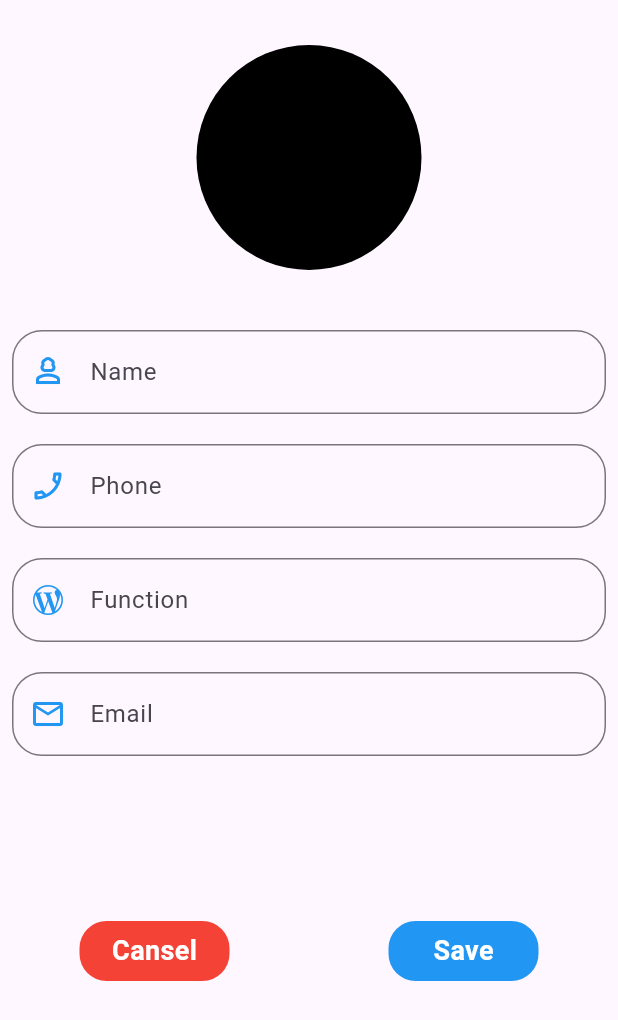
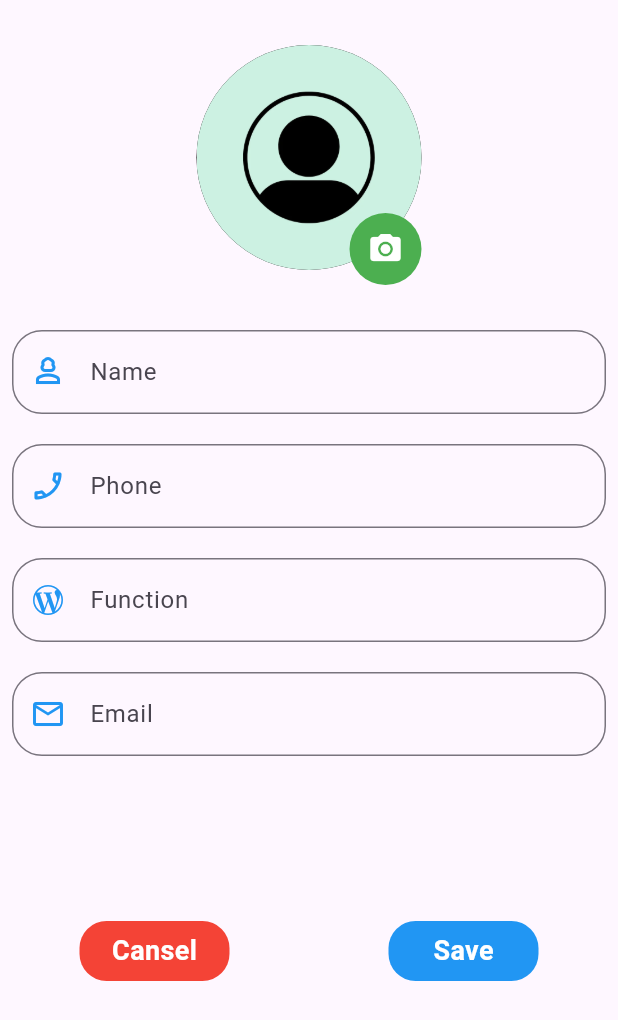
Before and after one commit to mustfa-magdy-mohamed-nasr/contact_app, a Flutter app: the screen it shows after launch, after a tap on the "add" icon, on a phone screen of 412 x 824 dp. Shown: the top 1020 px of the screen. Run offline on Flutter 3.47's test engine with Material 3 defaults, Android fonts, the phone set to English and light mode, and no system bars; our stand-ins replace bloc, flutter_bloc, flutter_slidable, hive, hive_flutter, image_picker and 1 more; accounts and stored records are empty.

```diff
--- a/lib/views/add_contact/widgets/add_image.dart
+++ b/lib/views/add_contact/widgets/add_image.dart
@@ -28,7 +28,7 @@ class _AddImageState extends State<AddImage> {
 
   Future<void> _getImageFromGallery() async {
     final XFile? pickedFile =
-        await ImagePicker().pickImage(source: ImageSource.camera);
+        await ImagePicker().pickImage(source: ImageSource.gallery);
 
     if (pickedFile != null) {
       setState(() {
@@ -42,25 +42,93 @@ class _AddImageState extends State<AddImage> {
   Widget build(BuildContext context) {
     return GestureDetector(
       onTap: () {
-        _getImageFromGallery();
+        _showImagePickerOptions();
       },
       child: Padding(
         padding: const EdgeInsets.all(30),
-        child: Container(
+        child: Stack(
+          clipBehavior: Clip.none,
+          children: [
+            Container(
               width: 150,
               height: 150,
               decoration: BoxDecoration(
                 color: Colors.black,
+                image: DecorationImage(
                   image: _currentImagePath != null
-                ? DecorationImage(
-                    image: FileImage(File(_currentImagePath!)),
+                      ? FileImage(File(_currentImagePath!))
+                      : const AssetImage('assets/avater.webp')
+                          as ImageProvider<Object>, // Explicit cast
                   fit: BoxFit.cover,
-                  )
-                : null,
+                ),
                 borderRadius: BorderRadius.circular(300),
               ),
+            ),
+            Positioned(
+              bottom: -10,
+              right: 0,
+              child: Container(
+                decoration: BoxDecoration(
+                    color: Colors.green,
+                    borderRadius: BorderRadius.circular(34)),
+                child: IconButton(
+                  onPressed: () {
+                    _showImagePickerOptions();
+                  },
+                  icon: const Icon(
+                    Icons.camera_alt,
+                    color: Colors.white,
+                  ),
+                ),
+              ),
+            ),
+          ],
         ),
       ),
     );
   }
+
+  void _showImagePickerOptions() {
+    showModalBottomSheet<void>(
+      context: context,
+      builder: (BuildContext context) {
+        return SizedBox(
+          height: 150,
+          child: Column(
+            mainAxisAlignment: MainAxisAlignment.center,
+            children: <Widget>[
+              ListTile(
+                leading: const Icon(Icons.photo_library),
+                title: const Text('Select from gallery'),
+                onTap: () {
+                  Navigator.pop(context);
+                  _getImageFromGallery();
+                },
+              ),
+              ListTile(
+                leading: const Icon(Icons.camera_alt),
+                title: const Text('Take a picture'),
+                onTap: () {
+                  Navigator.pop(context);
+                  _getImageFromCamera();
+                },
+              ),
+            ],
+          ),
+        );
+      },
+    );
   }
+
+  Future<void> _getImageFromCamera() async {
+    final XFile? pickedFile =
+        await ImagePicker().pickImage(source: ImageSource.camera);
+
+    if (pickedFile != null) {
+      setState(() {
+        _currentImagePath = pickedFile.path;
+      });
+      widget.onImageSelected(pickedFile.path);
+    }
+  }
+}
--- a/lib/views/contact_view/widgets/custom_app_par.dart
+++ b/lib/views/contact_view/widgets/custom_app_par.dart
@@ -1,32 +1,45 @@
 import 'package:flutter/material.dart';
 
 class CustomAppBar extends StatelessWidget {
-  const CustomAppBar({
-    super.key,
-  });
+  const CustomAppBar({super.key});
+
+  Color _getColorForIndex(int index) {
+    List<Color> colors = [
+      Colors.red,
+      Colors.blue,
+      Colors.green,
+      Colors.orange,
+      Colors.purple,
+      const Color.fromARGB(255, 150, 137, 20),
+      Colors.teal,
+      Colors.pink,
+      Colors.indigo,
+      Colors.cyan,
+    ];
+
+    return colors[index % colors.length];
+  }
 
   @override
   Widget build(BuildContext context) {
-    return const Row(
+    return Row(
+      mainAxisAlignment: MainAxisAlignment.center,
       children: [
-        Icon(
-          Icons.short_text_outlined,
-          color: Colors.blue,
+        RichText(
+          text: TextSpan(
+            children: [
+              for (int i = 0; i < 'El Fasafees'.length; i++)
+                TextSpan(
+                  text: 'El Fasafees'[i],
+                  style: TextStyle(
+                    color: _getColorForIndex(i),
+                    fontWeight: FontWeight.w900,
+                    fontSize: 34,
+                  ),
+                ),
+            ],
+          ),
         ),
-        Spacer(
-          flex: 1,
-        ),
-        Text(
-          'El Fasafees',
-          style: TextStyle(fontWeight: FontWeight.bold, fontSize: 24),
-        ),
-        Spacer(
-          flex: 1,
-        ),
-        Icon(
-          Icons.search,
-          color: Colors.blue,
-        )
       ],
     );
   }
--- a/lib/views/edit_view/widget/edie_view_body.dart
+++ b/lib/views/edit_view/widget/edie_view_body.dart
@@ -15,7 +15,7 @@ class EditViewBody extends StatelessWidget {
       children: [
         Column(
           crossAxisAlignment:
-              CrossAxisAlignment.start, // Aligns children to the start
+              CrossAxisAlignment.center, // Aligns children to the start
           children: [
             AddImage(
               onImageSelected: (String imagePath) {
--- a/pubspec.yaml
+++ b/pubspec.yaml
@@ -57,7 +57,7 @@ flutter:
 
   # To add assets to your application, add an assets section, like this:
   assets:
-    - assets/hemaB.jpg
+    - assets/avater.webp
   #   - images/a_dot_ham.jpeg
   # An image asset can refer to one or more resolution-specific "variants", see
   # https://flutter.dev/assets-and-images/#resolution-aware
```
Also changed, not shown: lib/views/details_view/widgets/card_details.dart (+36 -33 lines), assets/avater.webp (added), assets/hemaB.jpg (deleted). Lines whose indentation alone changed are shown as unchanged.
